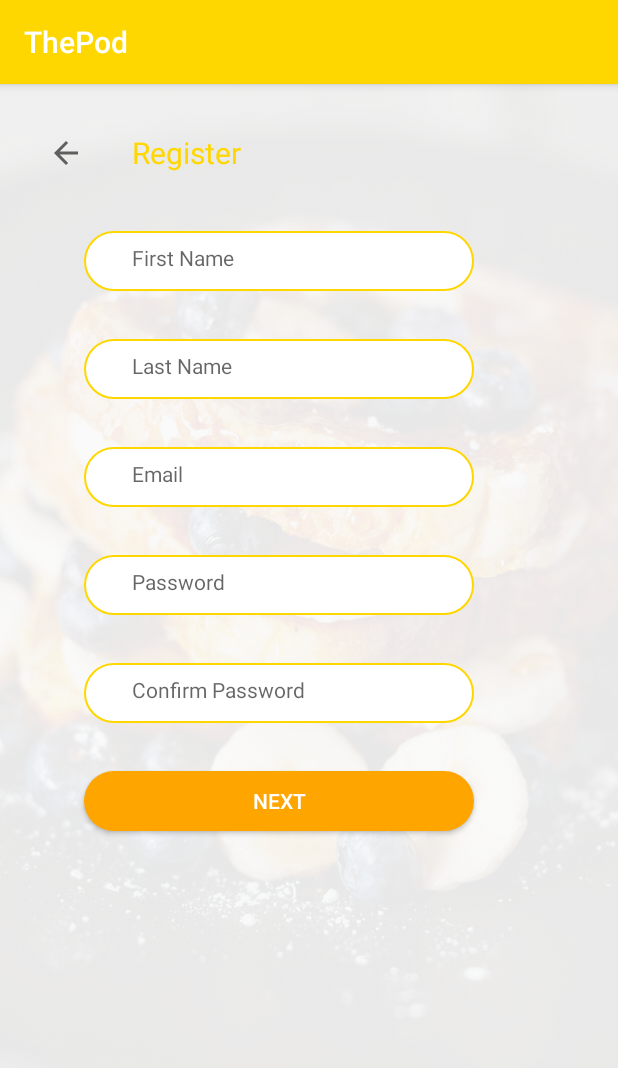
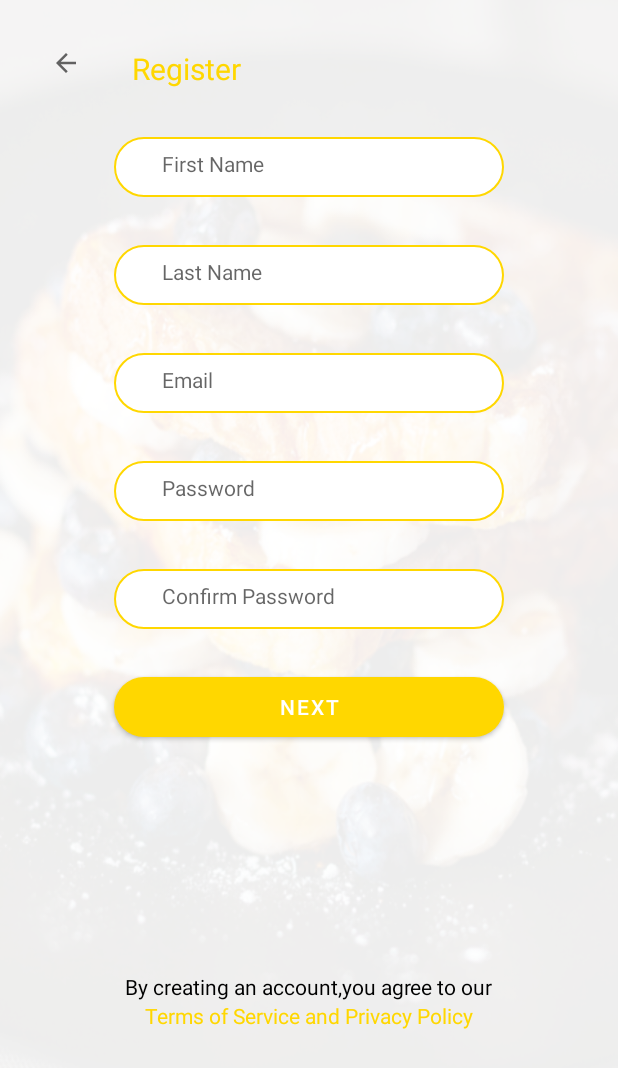
Before and after one commit to arya-queen-of-the-north/the-pod, an Android app: the RegistrationActivity screen opened directly, with no data from a screen before it, on a phone screen of 412 x 824 dp. Shown: the top 1068 px of the screen. Run offline under Robolectric (Android 15) with nearby library versions, the phone set to English and light mode, and no system bars.

Commit message:
changes to Registration2Activity

```diff
--- /dev/null
+++ b/app/src/main/res/drawable/ic_lock_outline_grey_24dp.xml
@@ -0,0 +1,5 @@
+<vector android:height="24dp" android:tint="#D3D3D3"
+    android:viewportHeight="24.0" android:viewportWidth="24.0"
+    android:width="24dp" xmlns:android="http://schemas.android.com/apk/res/android">
+    <path android:fillColor="#FF000000" android:pathData="M12,17c1.1,0 2,-0.9 2,-2s-0.9,-2 -2,-2 -2,0.9 -2,2 0.9,2 2,2zM18,8h-1L17,6c0,-2.76 -2.24,-5 -5,-5S7,3.24 7,6v2L6,8c-1.1,0 -2,0.9 -2,2v10c0,1.1 0.9,2 2,2h12c1.1,0 2,-0.9 2,-2L20,10c0,-1.1 -0.9,-2 -2,-2zM8.9,6c0,-1.71 1.39,-3.1 3.1,-3.1s3.1,1.39 3.1,3.1v2L8.9,8L8.9,6zM18,20L6,20L6,10h12v10z"/>
+</vector>
--- a/app/src/main/res/drawable/rounded_button.xml
+++ b/app/src/main/res/drawable/rounded_button.xml
@@ -3,8 +3,7 @@
     <solid android:color="#FFFFFF" />
     <stroke
         android:width="1dip"
-        android:color="#FFD700"
-        />
+        android:color="#FFD700" />
 
     <corners
         android:bottomLeftRadius="24dp"
--- a/app/src/main/res/layout/activity_registration.xml
+++ b/app/src/main/res/layout/activity_registration.xml
@@ -10,11 +10,11 @@
 
     <ImageView
         android:id="@+id/imageView3"
-        android:layout_width="wrap_content"
-        android:layout_height="wrap_content"
+        android:layout_width="24dp"
+        android:layout_height="20dp"
         android:layout_marginStart="32dp"
-        android:layout_marginLeft="32dp"
-        android:layout_marginTop="34dp"
+        android:layout_marginTop="32dp"
+        android:onClick="navigateBack"
         app:layout_constraintStart_toStartOf="parent"
         app:layout_constraintTop_toTopOf="parent"
         app:srcCompat="?attr/actionModeCloseDrawable" />
@@ -36,13 +36,14 @@
         android:id="@+id/textView6"
         android:layout_width="260dp"
         android:layout_height="40dp"
+        android:layout_marginTop="32dp"
         android:background="@drawable/rounded_button"
-        android:layout_marginTop="98dp"
         android:hint="First Name"
         android:paddingLeft="32dp"
         android:paddingTop="8dp"
-        app:layout_constraintStart_toEndOf="@+id/imageView3"
-        app:layout_constraintTop_toTopOf="parent" />
+        app:layout_constraintEnd_toEndOf="parent"
+        app:layout_constraintStart_toStartOf="parent"
+        app:layout_constraintTop_toBottomOf="@+id/textView4" />
 
     <TextView
         android:id="@+id/textView7"
@@ -62,11 +63,11 @@
         android:id="@+id/textView8"
         android:layout_width="260dp"
         android:layout_height="40dp"
+        android:layout_marginTop="32dp"
+        android:background="@drawable/rounded_button"
+        android:hint="Email"
         android:paddingLeft="32dp"
         android:paddingTop="8dp"
-        android:background="@drawable/rounded_button"
-        android:layout_marginTop="32dp"
-        android:hint="Email"
         app:layout_constraintEnd_toEndOf="@+id/textView7"
         app:layout_constraintStart_toStartOf="@+id/textView7"
         app:layout_constraintTop_toBottomOf="@+id/textView7" />
@@ -75,8 +76,8 @@
         android:id="@+id/textView9"
         android:layout_width="260dp"
         android:layout_height="40dp"
+        android:layout_marginTop="32dp"
         android:background="@drawable/rounded_button"
-        android:layout_marginTop="32dp"
         android:hint="Password"
         android:paddingLeft="32dp"
         android:paddingTop="8dp"
@@ -88,11 +89,11 @@
         android:id="@+id/textView10"
         android:layout_width="260dp"
         android:layout_height="40dp"
+        android:layout_marginTop="32dp"
         android:background="@drawable/rounded_button"
-        android:layout_marginTop="32dp"
+        android:hint="Confirm Password"
         android:paddingLeft="32dp"
         android:paddingTop="8dp"
-        android:hint="Confirm Password"
         app:layout_constraintEnd_toEndOf="@+id/textView9"
         app:layout_constraintStart_toStartOf="@+id/textView9"
         app:layout_constraintTop_toBottomOf="@+id/textView9" />
@@ -102,12 +103,34 @@
         android:layout_width="260dp"
         android:layout_height="40dp"
         android:layout_marginTop="32dp"
+        android:background="@drawable/rounded_button_login"
+        android:backgroundTint="#FFA500"
+        android:onClick="openRegistration2Activity"
         android:text="Next"
         android:textColor="#FFFFFF"
-        android:background="@drawable/rounded_button_login"
-        android:backgroundTint="#FFA500"
         app:layout_constraintEnd_toEndOf="@+id/textView10"
         app:layout_constraintStart_toStartOf="@+id/textView10"
         app:layout_constraintTop_toBottomOf="@+id/textView10" />
 
+    <TextView
+        android:id="@+id/textView11"
+        android:layout_width="wrap_content"
+        android:layout_height="wrap_content"
+        android:text="By creating an account,you agree to our"
+        android:textColor="#000000"
+        app:layout_constraintBottom_toBottomOf="parent"
+        app:layout_constraintEnd_toEndOf="@+id/button2"
+        app:layout_constraintStart_toStartOf="@+id/button2"
+        app:layout_constraintTop_toBottomOf="@+id/button2" />
+
+    <TextView
+        android:id="@+id/textView12"
+        android:layout_width="wrap_content"
+        android:layout_height="wrap_content"
+        android:text="Terms of Service and Privacy Policy"
+        android:textColor="#FFD700"
+        app:layout_constraintEnd_toEndOf="@+id/button2"
+        app:layout_constraintStart_toStartOf="@+id/button2"
+        app:layout_constraintTop_toBottomOf="@+id/textView11" />
+
 </androidx.constraintlayout.widget.ConstraintLayout>
--- a/app/src/main/res/values/colors.xml
+++ b/app/src/main/res/values/colors.xml
@@ -1,6 +1,16 @@
 <?xml version="1.0" encoding="utf-8"?>
 <resources>
-    <color name="colorPrimary">#FFD700</color>
-    <color name="colorPrimaryDark">#FFD700</color>
+
+    <!--    APP COLORS-->
+    <color name="colorPrimary">@color/yellow</color>
+    <color name="colorPrimaryDark">@color/yellowDark</color>
     <color name="colorAccent">#D81B60</color>
+
+    <!--    YELLOWS-->
+    <color name="yellow">#FFD700</color>
+    <color name="yellowDark">#FFD700</color>
+
+    <!--    REDS-->
+    <color name="red">#D81B60</color>
+
 </resources>
--- a/app/src/main/res/values/styles.xml
+++ b/app/src/main/res/values/styles.xml
@@ -1,11 +1,12 @@
 <resources>
 
     <!-- Base application theme. -->
-    <style name="AppTheme" parent="Theme.AppCompat.Light.DarkActionBar">
+    <style name="AppTheme" parent="Theme.MaterialComponents.Light.NoActionBar">
         <!-- Customize your theme here. -->
         <item name="colorPrimary">@color/colorPrimary</item>
         <item name="colorPrimaryDark">@color/colorPrimaryDark</item>
         <item name="colorAccent">@color/colorAccent</item>
+        <item name="chipIconTint">@color/yellow</item>
     </style>
 
     <style name="ToolbarTheme" parent="@style/ThemeOverlay.AppCompat.ActionBar">
--- a/build.gradle
+++ b/build.gradle
@@ -8,7 +8,7 @@ buildscript {
     }
     dependencies {
         classpath 'com.android.tools.build:gradle:3.5.0'
-
+        classpath 'com.google.gms:google-services:4.3.2'
         // NOTE: Do not place your application dependencies here; they belong
         // in the individual module build.gradle files
     }
```
Also changed, not shown: app/build.gradle (+10 -1 lines), app/src/main/AndroidManifest.xml (+4 -7 lines), app/src/main/java/com/example/thepod/LoginPageActivity.java (+27 -0 lines), app/src/main/java/com/example/thepod/MainActivity.java (+9 -0 lines), app/src/main/java/com/example/thepod/Registration2Activity.java (added, +26 -0 lines), app/src/main/java/com/example/thepod/RegistrationActivity.java (+13 -0 lines), app/src/main/res/drawable/ic_keyboard_backspace_24px.xml (added, +9 -0 lines), app/src/main/res/drawable/ic_person_grey_24dp.xml (added, +9 -0 lines), app/src/main/res/layout/activity_login_page.xml (+42 -7 lines), app/src/main/res/layout/activity_registration2.xml (added, +72 -0 lines), app/src/main/res/drawable-v24/background_image.png (deleted), app/src/main/res/drawable/background_image.png (added), app/src/main/res/mipmap-xhdpi/baseline_keyboard_backspace_black_18dp.png (added), app/src/main/res/mipmap-xxhdpi/baseline_keyboard_backspace_black_18dp.png (added), 1 other file.
